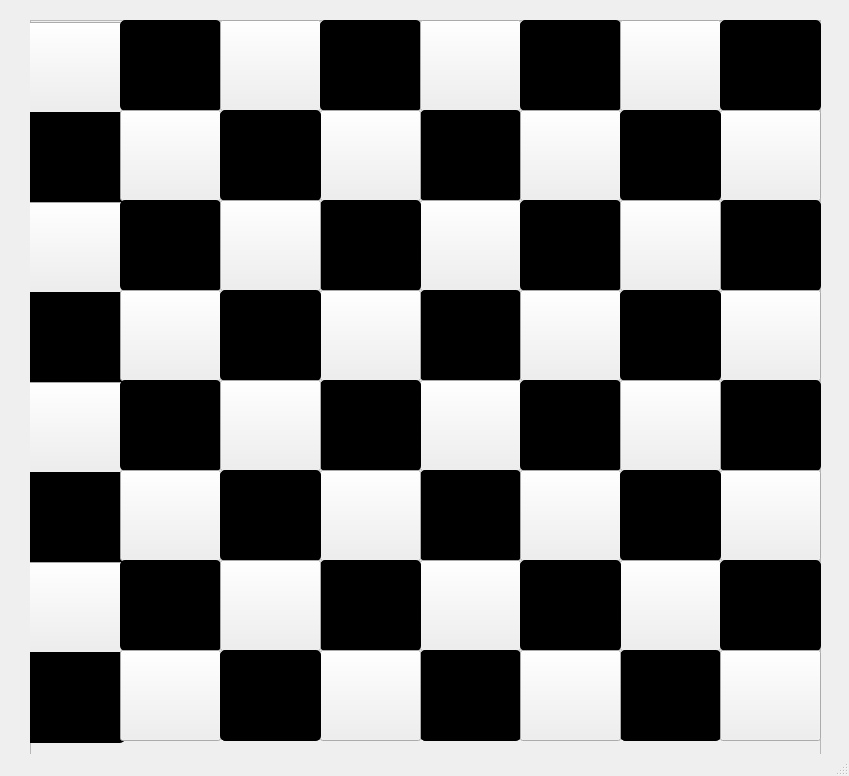
This is AjedrezQmake/mainwindow.ui in NeiNeiP1/chess-Class-T as Qt 5 draws it before an edit. The edited form follows.
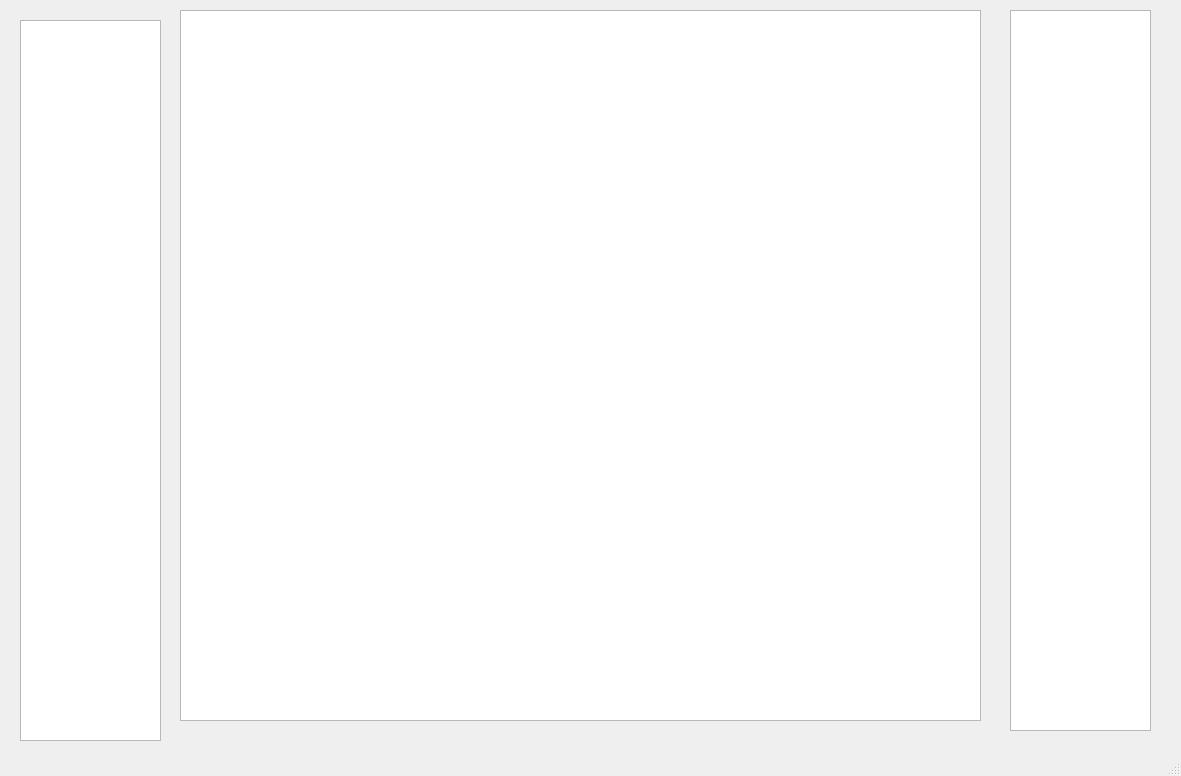
This is the edited form. Icons and pictures are not drawn. Custom widgets are drawn as their Qt base class.

Patch:
```diff
--- a/AjedrezQmake/mainwindow.ui
+++ b/AjedrezQmake/mainwindow.ui
@@ -6,7 +6,7 @@
    <rect>
     <x>0</x>
     <y>0</y>
-    <width>849</width>
+    <width>1181</width>
     <height>776</height>
    </rect>
   </property>
@@ -22,1068 +22,46 @@
    <property name="enabled">
     <bool>true</bool>
    </property>
-   <widget class="QFrame" name="frame">
+   <widget class="QListWidget" name="listWidget">
     <property name="geometry">
      <rect>
-      <x>30</x>
+      <x>20</x>
       <y>20</y>
-      <width>791</width>
-      <height>771</height>
+      <width>141</width>
+      <height>721</height>
      </rect>
     </property>
-    <property name="frameShape">
-     <enum>QFrame::StyledPanel</enum>
+   </widget>
+   <widget class="QListWidget" name="listWidget_2">
+    <property name="geometry">
+     <rect>
+      <x>1010</x>
+      <y>10</y>
+      <width>141</width>
+      <height>721</height>
+     </rect>
     </property>
-    <property name="frameShadow">
-     <enum>QFrame::Raised</enum>
+   </widget>
+   <widget class="Board" name="listWidget_3">
+    <property name="geometry">
+     <rect>
+      <x>180</x>
+      <y>10</y>
+      <width>801</width>
+      <height>711</height>
+     </rect>
     </property>
-    <widget class="QPushButton" name="pushButton">
-     <property name="geometry">
-      <rect>
-       <x>-6</x>
-       <y>2</y>
-       <width>101</width>
-       <height>91</height>
-      </rect>
-     </property>
-     <property name="autoFillBackground">
-      <bool>false</bool>
-     </property>
-     <property name="styleSheet">
-      <string notr="true"/>
-     </property>
-     <property name="text">
-      <string/>
-     </property>
-    </widget>
-    <widget class="QPushButton" name="pushButton_2">
-     <property name="geometry">
-      <rect>
-       <x>90</x>
-       <y>0</y>
-       <width>101</width>
-       <height>91</height>
-      </rect>
-     </property>
-     <property name="font">
-      <font>
-       <weight>50</weight>
-       <bold>false</bold>
-       <strikeout>false</strikeout>
-      </font>
-     </property>
-     <property name="mouseTracking">
-      <bool>false</bool>
-     </property>
-     <property name="acceptDrops">
-      <bool>false</bool>
-     </property>
-     <property name="styleSheet">
-      <string notr="true">QPushButton {
-     background-color: #000000; border: 1px solid black;
-     border-radius: 5px;
-}</string>
-     </property>
-     <property name="text">
-      <string/>
-     </property>
-    </widget>
-    <widget class="QPushButton" name="pushButton_3">
-     <property name="geometry">
-      <rect>
-       <x>190</x>
-       <y>0</y>
-       <width>101</width>
-       <height>91</height>
-      </rect>
-     </property>
-     <property name="text">
-      <string/>
-     </property>
-    </widget>
-    <widget class="QPushButton" name="pushButton_4">
-     <property name="geometry">
-      <rect>
-       <x>290</x>
-       <y>0</y>
-       <width>101</width>
-       <height>91</height>
-      </rect>
-     </property>
-     <property name="styleSheet">
-      <string notr="true">QPushButton {
-     background-color: #000000; border: 1px solid black;
-     border-radius: 5px;
-}</string>
-     </property>
-     <property name="text">
-      <string/>
-     </property>
-    </widget>
-    <widget class="QPushButton" name="pushButton_5">
-     <property name="geometry">
-      <rect>
-       <x>390</x>
-       <y>0</y>
-       <width>101</width>
-       <height>91</height>
-      </rect>
-     </property>
-     <property name="text">
-      <string/>
-     </property>
-    </widget>
-    <widget class="QPushButton" name="pushButton_6">
-     <property name="geometry">
-      <rect>
-       <x>490</x>
-       <y>0</y>
-       <width>101</width>
-       <height>91</height>
-      </rect>
-     </property>
-     <property name="styleSheet">
-      <string notr="true">QPushButton {
-     background-color: #000000; border: 1px solid black;
-     border-radius: 5px;
-}</string>
-     </property>
-     <property name="text">
-      <string/>
-     </property>
-    </widget>
-    <widget class="QPushButton" name="pushButton_7">
-     <property name="geometry">
-      <rect>
-       <x>590</x>
-       <y>0</y>
-       <width>101</width>
-       <height>91</height>
-      </rect>
-     </property>
-     <property name="text">
-      <string/>
-     </property>
-    </widget>
-    <widget class="QPushButton" name="pushButton_8">
-     <property name="geometry">
-      <rect>
-       <x>690</x>
-       <y>0</y>
-       <width>101</width>
-       <height>91</height>
-      </rect>
-     </property>
-     <property name="styleSheet">
-      <string notr="true">QPushButton {
-     background-color: #000000; border: 1px solid black;
-     border-radius: 5px;
-}</string>
-     </property>
-     <property name="text">
-      <string/>
-     </property>
-    </widget>
-    <widget class="QPushButton" name="pushButton_9">
-     <property name="geometry">
-      <rect>
-       <x>390</x>
-       <y>90</y>
-       <width>101</width>
-       <height>91</height>
-      </rect>
-     </property>
-     <property name="styleSheet">
-      <string notr="true">QPushButton {
-     background-color: #000000; border: 1px solid black;
-     border-radius: 5px;
-}</string>
-     </property>
-     <property name="text">
-      <string/>
-     </property>
-    </widget>
-    <widget class="QPushButton" name="pushButton_10">
-     <property name="geometry">
-      <rect>
-       <x>490</x>
-       <y>90</y>
-       <width>101</width>
-       <height>91</height>
-      </rect>
-     </property>
-     <property name="text">
-      <string/>
-     </property>
-    </widget>
-    <widget class="QPushButton" name="pushButton_11">
-     <property name="geometry">
-      <rect>
-       <x>290</x>
-       <y>90</y>
-       <width>101</width>
-       <height>91</height>
-      </rect>
-     </property>
-     <property name="text">
-      <string/>
-     </property>
-    </widget>
-    <widget class="QPushButton" name="pushButton_12">
-     <property name="geometry">
-      <rect>
-       <x>-6</x>
-       <y>92</y>
-       <width>101</width>
-       <height>91</height>
-      </rect>
-     </property>
-     <property name="styleSheet">
-      <string notr="true">QPushButton {
-     background-color: #000000; border: 1px solid black;
-     border-radius: 5px;
-}</string>
-     </property>
-     <property name="text">
-      <string/>
-     </property>
-    </widget>
-    <widget class="QPushButton" name="pushButton_13">
-     <property name="geometry">
-      <rect>
-       <x>690</x>
-       <y>90</y>
-       <width>101</width>
-       <height>91</height>
-      </rect>
-     </property>
-     <property name="text">
-      <string/>
-     </property>
-    </widget>
-    <widget class="QPushButton" name="pushButton_14">
-     <property name="geometry">
-      <rect>
-       <x>90</x>
-       <y>90</y>
-       <width>101</width>
-       <height>91</height>
-      </rect>
-     </property>
-     <property name="text">
-      <string/>
-     </property>
-    </widget>
-    <widget class="QPushButton" name="pushButton_15">
-     <property name="geometry">
-      <rect>
-       <x>590</x>
-       <y>90</y>
-       <width>101</width>
-       <height>91</height>
-      </rect>
-     </property>
-     <property name="styleSheet">
-      <string notr="true">QPushButton {
-     background-color: #000000; border: 1px solid black;
-     border-radius: 5px;
-}</string>
-     </property>
-     <property name="text">
-      <string/>
-     </property>
-    </widget>
-    <widget class="QPushButton" name="pushButton_16">
-     <property name="geometry">
-      <rect>
-       <x>190</x>
-       <y>90</y>
-       <width>101</width>
-       <height>91</height>
-      </rect>
-     </property>
-     <property name="styleSheet">
-      <string notr="true">QPushButton {
-     background-color: #000000; border: 1px solid black;
-     border-radius: 5px;
-}</string>
-     </property>
-     <property name="text">
-      <string/>
-     </property>
-    </widget>
-    <widget class="QPushButton" name="pushButton_17">
-     <property name="geometry">
-      <rect>
-       <x>390</x>
-       <y>180</y>
-       <width>101</width>
-       <height>91</height>
-      </rect>
-     </property>
-     <property name="text">
-      <string/>
-     </property>
-    </widget>
-    <widget class="QPushButton" name="pushButton_18">
-     <property name="geometry">
-      <rect>
-       <x>490</x>
-       <y>180</y>
-       <width>101</width>
-       <height>91</height>
-      </rect>
-     </property>
-     <property name="styleSheet">
-      <string notr="true">QPushButton {
-     background-color: #000000; border: 1px solid black;
-     border-radius: 5px;
-}</string>
-     </property>
-     <property name="text">
-      <string/>
-     </property>
-    </widget>
-    <widget class="QPushButton" name="pushButton_19">
-     <property name="geometry">
-      <rect>
-       <x>290</x>
-       <y>180</y>
-       <width>101</width>
-       <height>91</height>
-      </rect>
-     </property>
-     <property name="styleSheet">
-      <string notr="true">QPushButton {
-     background-color: #000000; border: 1px solid black;
-     border-radius: 5px;
-}</string>
-     </property>
-     <property name="text">
-      <string/>
-     </property>
-    </widget>
-    <widget class="QPushButton" name="pushButton_20">
-     <property name="geometry">
-      <rect>
-       <x>-6</x>
-       <y>182</y>
-       <width>101</width>
-       <height>91</height>
-      </rect>
-     </property>
-     <property name="text">
-      <string/>
-     </property>
-    </widget>
-    <widget class="QPushButton" name="pushButton_21">
-     <property name="geometry">
-      <rect>
-       <x>690</x>
-       <y>180</y>
-       <width>101</width>
-       <height>91</height>
-      </rect>
-     </property>
-     <property name="styleSheet">
-      <string notr="true">QPushButton {
-     background-color: #000000; border: 1px solid black;
-     border-radius: 5px;
-}</string>
-     </property>
-     <property name="text">
-      <string/>
-     </property>
-    </widget>
-    <widget class="QPushButton" name="pushButton_22">
-     <property name="geometry">
-      <rect>
-       <x>90</x>
-       <y>180</y>
-       <width>101</width>
-       <height>91</height>
-      </rect>
-     </property>
-     <property name="styleSheet">
-      <string notr="true">QPushButton {
-     background-color: #000000; border: 1px solid black;
-     border-radius: 5px;
-}</string>
-     </property>
-     <property name="text">
-      <string/>
-     </property>
-    </widget>
-    <widget class="QPushButton" name="pushButton_23">
-     <property name="geometry">
-      <rect>
-       <x>590</x>
-       <y>180</y>
-       <width>101</width>
-       <height>91</height>
-      </rect>
-     </property>
-     <property name="text">
-      <string/>
-     </property>
-    </widget>
-    <widget class="QPushButton" name="pushButton_24">
-     <property name="geometry">
-      <rect>
-       <x>190</x>
-       <y>180</y>
-       <width>101</width>
-       <height>91</height>
-      </rect>
-     </property>
-     <property name="text">
-      <string/>
-     </property>
-    </widget>
-    <widget class="QPushButton" name="pushButton_25">
-     <property name="geometry">
-      <rect>
-       <x>390</x>
-       <y>270</y>
-       <width>101</width>
-       <height>91</height>
-      </rect>
-     </property>
-     <property name="styleSheet">
-      <string notr="true">QPushButton {
-     background-color: #000000; border: 1px solid black;
-     border-radius: 5px;
-}</string>
-     </property>
-     <property name="text">
-      <string/>
-     </property>
-    </widget>
-    <widget class="QPushButton" name="pushButton_26">
-     <property name="geometry">
-      <rect>
-       <x>490</x>
-       <y>270</y>
-       <width>101</width>
-       <height>91</height>
-      </rect>
-     </property>
-     <property name="text">
-      <string/>
-     </property>
-    </widget>
-    <widget class="QPushButton" name="pushButton_27">
-     <property name="geometry">
-      <rect>
-       <x>290</x>
-       <y>270</y>
-       <width>101</width>
-       <height>91</height>
-      </rect>
-     </property>
-     <property name="text">
-      <string/>
-     </property>
-    </widget>
-    <widget class="QPushButton" name="pushButton_28">
-     <property name="geometry">
-      <rect>
-       <x>-6</x>
-       <y>272</y>
-       <width>101</width>
-       <height>91</height>
-      </rect>
-     </property>
-     <property name="styleSheet">
-      <string notr="true">QPushButton {
-     background-color: #000000; border: 1px solid black;
-     border-radius: 5px;
-}</string>
-     </property>
-     <property name="text">
-      <string/>
-     </property>
-    </widget>
-    <widget class="QPushButton" name="pushButton_29">
-     <property name="geometry">
-      <rect>
-       <x>690</x>
-       <y>270</y>
-       <width>101</width>
-       <height>91</height>
-      </rect>
-     </property>
-     <property name="text">
-      <string/>
-     </property>
-    </widget>
-    <widget class="QPushButton" name="pushButton_30">
-     <property name="geometry">
-      <rect>
-       <x>90</x>
-       <y>270</y>
-       <width>101</width>
-       <height>91</height>
-      </rect>
-     </property>
-     <property name="text">
-      <string/>
-     </property>
-    </widget>
-    <widget class="QPushButton" name="pushButton_31">
-     <property name="geometry">
-      <rect>
-       <x>590</x>
-       <y>270</y>
-       <width>101</width>
-       <height>91</height>
-      </rect>
-     </property>
-     <property name="styleSheet">
-      <string notr="true">QPushButton {
-     background-color: #000000; border: 1px solid black;
-     border-radius: 5px;
-}</string>
-     </property>
-     <property name="text">
-      <string/>
-     </property>
-    </widget>
-    <widget class="QPushButton" name="pushButton_32">
-     <property name="geometry">
-      <rect>
-       <x>190</x>
-       <y>270</y>
-       <width>101</width>
-       <height>91</height>
-      </rect>
-     </property>
-     <property name="styleSheet">
-      <string notr="true">QPushButton {
-     background-color: #000000; border: 1px solid black;
-     border-radius: 5px;
-}</string>
-     </property>
-     <property name="text">
-      <string/>
-     </property>
-    </widget>
-    <widget class="QPushButton" name="pushButton_33">
-     <property name="geometry">
-      <rect>
-       <x>390</x>
-       <y>360</y>
-       <width>101</width>
-       <height>91</height>
-      </rect>
-     </property>
-     <property name="text">
-      <string/>
-     </property>
-    </widget>
-    <widget class="QPushButton" name="pushButton_34">
-     <property name="geometry">
-      <rect>
-       <x>490</x>
-       <y>360</y>
-       <width>101</width>
-       <height>91</height>
-      </rect>
-     </property>
-     <property name="styleSheet">
-      <string notr="true">QPushButton {
-     background-color: #000000; border: 1px solid black;
-     border-radius: 5px;
-}</string>
-     </property>
-     <property name="text">
-      <string/>
-     </property>
-    </widget>
-    <widget class="QPushButton" name="pushButton_35">
-     <property name="geometry">
-      <rect>
-       <x>290</x>
-       <y>360</y>
-       <width>101</width>
-       <height>91</height>
-      </rect>
-     </property>
-     <property name="styleSheet">
-      <string notr="true">QPushButton {
-     background-color: #000000; border: 1px solid black;
-     border-radius: 5px;
-}</string>
-     </property>
-     <property name="text">
-      <string/>
-     </property>
-    </widget>
-    <widget class="QPushButton" name="pushButton_36">
-     <property name="geometry">
-      <rect>
-       <x>-6</x>
-       <y>362</y>
-       <width>101</width>
-       <height>91</height>
-      </rect>
-     </property>
-     <property name="text">
-      <string/>
-     </property>
-    </widget>
-    <widget class="QPushButton" name="pushButton_37">
-     <property name="geometry">
-      <rect>
-       <x>690</x>
-       <y>360</y>
-       <width>101</width>
-       <height>91</height>
-      </rect>
-     </property>
-     <property name="styleSheet">
-      <string notr="true">QPushButton {
-     background-color: #000000; border: 1px solid black;
-     border-radius: 5px;
-}</string>
-     </property>
-     <property name="text">
-      <string/>
-     </property>
-    </widget>
-    <widget class="QPushButton" name="pushButton_38">
-     <property name="geometry">
-      <rect>
-       <x>90</x>
-       <y>360</y>
-       <width>101</width>
-       <height>91</height>
-      </rect>
-     </property>
-     <property name="styleSheet">
-      <string notr="true">QPushButton {
-     background-color: #000000; border: 1px solid black;
-     border-radius: 5px;
-}</string>
-     </property>
-     <property name="text">
-      <string/>
-     </property>
-    </widget>
-    <widget class="QPushButton" name="pushButton_39">
-     <property name="geometry">
-      <rect>
-       <x>590</x>
-       <y>360</y>
-       <width>101</width>
-       <height>91</height>
-      </rect>
-     </property>
-     <property name="text">
-      <string/>
-     </property>
-    </widget>
-    <widget class="QPushButton" name="pushButton_40">
-     <property name="geometry">
-      <rect>
-       <x>190</x>
-       <y>360</y>
-       <width>101</width>
-       <height>91</height>
-      </rect>
-     </property>
-     <property name="text">
-      <string/>
-     </property>
-    </widget>
-    <widget class="QPushButton" name="pushButton_41">
-     <property name="geometry">
-      <rect>
-       <x>390</x>
-       <y>450</y>
-       <width>101</width>
-       <height>91</height>
-      </rect>
-     </property>
-     <property name="styleSheet">
-      <string notr="true">QPushButton {
-     background-color: #000000; border: 1px solid black;
-     border-radius: 5px;
-}</string>
-     </property>
-     <property name="text">
-      <string/>
-     </property>
-    </widget>
-    <widget class="QPushButton" name="pushButton_42">
-     <property name="geometry">
-      <rect>
-       <x>490</x>
-       <y>450</y>
-       <width>101</width>
-       <height>91</height>
-      </rect>
-     </property>
-     <property name="text">
-      <string/>
-     </property>
-    </widget>
-    <widget class="QPushButton" name="pushButton_43">
-     <property name="geometry">
-      <rect>
-       <x>290</x>
-       <y>450</y>
-       <width>101</width>
-       <height>91</height>
-      </rect>
-     </property>
-     <property name="text">
-      <string/>
-     </property>
-    </widget>
-    <widget class="QPushButton" name="pushButton_44">
-     <property name="geometry">
-      <rect>
-       <x>-6</x>
-       <y>452</y>
-       <width>101</width>
-       <height>91</height>
-      </rect>
-     </property>
-     <property name="styleSheet">
-      <string notr="true">QPushButton {
-     background-color: #000000; border: 1px solid black;
-     border-radius: 5px;
-}</string>
-     </property>
-     <property name="text">
-      <string/>
-     </property>
-    </widget>
-    <widget class="QPushButton" name="pushButton_45">
-     <property name="geometry">
-      <rect>
-       <x>690</x>
-       <y>450</y>
-       <width>101</width>
-       <height>91</height>
-      </rect>
-     </property>
-     <property name="text">
-      <string/>
-     </property>
-    </widget>
-    <widget class="QPushButton" name="pushButton_46">
-     <property name="geometry">
-      <rect>
-       <x>90</x>
-       <y>450</y>
-       <width>101</width>
-       <height>91</height>
-      </rect>
-     </property>
-     <property name="text">
-      <string/>
-     </property>
-    </widget>
-    <widget class="QPushButton" name="pushButton_47">
-     <property name="geometry">
-      <rect>
-       <x>590</x>
-       <y>450</y>
-       <width>101</width>
-       <height>91</height>
-      </rect>
-     </property>
-     <property name="styleSheet">
-      <string notr="true">QPushButton {
-     background-color: #000000; border: 1px solid black;
-     border-radius: 5px;
-}</string>
-     </property>
-     <property name="text">
-      <string/>
-     </property>
-    </widget>
-    <widget class="QPushButton" name="pushButton_48">
-     <property name="geometry">
-      <rect>
-       <x>190</x>
-       <y>450</y>
-       <width>101</width>
-       <height>91</height>
-      </rect>
-     </property>
-     <property name="styleSheet">
-      <string notr="true">QPushButton {
-     background-color: #000000; border: 1px solid black;
-     border-radius: 5px;
-}</string>
-     </property>
-     <property name="text">
-      <string/>
-     </property>
-    </widget>
-    <widget class="QPushButton" name="pushButton_49">
-     <property name="geometry">
-      <rect>
-       <x>390</x>
-       <y>540</y>
-       <width>101</width>
-       <height>91</height>
-      </rect>
-     </property>
-     <property name="text">
-      <string/>
-     </property>
-    </widget>
-    <widget class="QPushButton" name="pushButton_50">
-     <property name="geometry">
-      <rect>
-       <x>-6</x>
-       <y>542</y>
-       <width>101</width>
-       <height>91</height>
-      </rect>
-     </property>
-     <property name="text">
-      <string/>
-     </property>
-    </widget>
-    <widget class="QPushButton" name="pushButton_51">
-     <property name="geometry">
-      <rect>
-       <x>290</x>
-       <y>540</y>
-       <width>101</width>
-       <height>91</height>
-      </rect>
-     </property>
-     <property name="styleSheet">
-      <string notr="true">QPushButton {
-     background-color: #000000; border: 1px solid black;
-     border-radius: 5px;
-}</string>
-     </property>
-     <property name="text">
-      <string/>
-     </property>
-    </widget>
-    <widget class="QPushButton" name="pushButton_52">
-     <property name="geometry">
-      <rect>
-       <x>90</x>
-       <y>540</y>
-       <width>101</width>
-       <height>91</height>
-      </rect>
-     </property>
-     <property name="styleSheet">
-      <string notr="true">QPushButton {
-     background-color: #000000; border: 1px solid black;
-     border-radius: 5px;
-}</string>
-     </property>
-     <property name="text">
-      <string/>
-     </property>
-    </widget>
-    <widget class="QPushButton" name="pushButton_53">
-     <property name="geometry">
-      <rect>
-       <x>190</x>
-       <y>540</y>
-       <width>101</width>
-       <height>91</height>
-      </rect>
-     </property>
-     <property name="text">
-      <string/>
-     </property>
-    </widget>
-    <widget class="QPushButton" name="pushButton_54">
-     <property name="geometry">
-      <rect>
-       <x>590</x>
-       <y>540</y>
-       <width>101</width>
-       <height>91</height>
-      </rect>
-     </property>
-     <property name="text">
-      <string/>
-     </property>
-    </widget>
-    <widget class="QPushButton" name="pushButton_55">
-     <property name="geometry">
-      <rect>
-       <x>690</x>
-       <y>540</y>
-       <width>101</width>
-       <height>91</height>
-      </rect>
-     </property>
-     <property name="styleSheet">
-      <string notr="true">QPushButton {
-     background-color: #000000; border: 1px solid black;
-     border-radius: 5px;
-}</string>
-     </property>
-     <property name="text">
-      <string/>
-     </property>
-    </widget>
-    <widget class="QPushButton" name="pushButton_56">
-     <property name="geometry">
-      <rect>
-       <x>490</x>
-       <y>540</y>
-       <width>101</width>
-       <height>91</height>
-      </rect>
-     </property>
-     <property name="styleSheet">
-      <string notr="true">QPushButton {
-     background-color: #000000; border: 1px solid black;
-     border-radius: 5px;
-}</string>
-     </property>
-     <property name="text">
-      <string/>
-     </property>
-    </widget>
-    <widget class="QPushButton" name="pushButton_57">
-     <property name="geometry">
-      <rect>
-       <x>390</x>
-       <y>630</y>
-       <width>101</width>
-       <height>91</height>
-      </rect>
-     </property>
-     <property name="styleSheet">
-      <string notr="true">QPushButton {
-     background-color: #000000; border: 1px solid black;
-     border-radius: 5px;
-}</string>
-     </property>
-     <property name="text">
-      <string/>
-     </property>
-    </widget>
-    <widget class="QPushButton" name="pushButton_58">
-     <property name="geometry">
-      <rect>
-       <x>-6</x>
-       <y>632</y>
-       <width>101</width>
-       <height>91</height>
-      </rect>
-     </property>
-     <property name="styleSheet">
-      <string notr="true">QPushButton {
-     background-color: #000000; border: 1px solid black;
-     border-radius: 5px;
-}</string>
-     </property>
-     <property name="text">
-      <string/>
-     </property>
-    </widget>
-    <widget class="QPushButton" name="pushButton_59">
-     <property name="geometry">
-      <rect>
-       <x>290</x>
-       <y>630</y>
-       <width>101</width>
-       <height>91</height>
-      </rect>
-     </property>
-     <property name="text">
-      <string/>
-     </property>
-    </widget>
-    <widget class="QPushButton" name="pushButton_60">
-     <property name="geometry">
-      <rect>
-       <x>90</x>
-       <y>630</y>
-       <width>101</width>
-       <height>91</height>
-      </rect>
-     </property>
-     <property name="text">
-      <string/>
-     </property>
-    </widget>
-    <widget class="QPushButton" name="pushButton_61">
-     <property name="geometry">
-      <rect>
-       <x>190</x>
-       <y>630</y>
-       <width>101</width>
-       <height>91</height>
-      </rect>
-     </property>
-     <property name="styleSheet">
-      <string notr="true">QPushButton {
-     background-color: #000000; border: 1px solid black;
-     border-radius: 5px;
-}</string>
-     </property>
-     <property name="text">
-      <string/>
-     </property>
-    </widget>
-    <widget class="QPushButton" name="pushButton_62">
-     <property name="geometry">
-      <rect>
-       <x>590</x>
-       <y>630</y>
-       <width>101</width>
-       <height>91</height>
-      </rect>
-     </property>
-     <property name="styleSheet">
-      <string notr="true">QPushButton {
-     background-color: #000000; border: 1px solid black;
-     border-radius: 5px;
-}</string>
-     </property>
-     <property name="text">
-      <string/>
-     </property>
-    </widget>
-    <widget class="QPushButton" name="pushButton_63">
-     <property name="geometry">
-      <rect>
-       <x>690</x>
-       <y>630</y>
-       <width>101</width>
-       <height>91</height>
-      </rect>
-     </property>
-     <property name="text">
-      <string/>
-     </property>
-    </widget>
-    <widget class="QPushButton" name="pushButton_64">
-     <property name="geometry">
-      <rect>
-       <x>490</x>
-       <y>630</y>
-       <width>101</width>
-       <height>91</height>
-      </rect>
-     </property>
-     <property name="text">
-      <string/>
-     </property>
-    </widget>
    </widget>
   </widget>
   <widget class="QStatusBar" name="statusbar"/>
  </widget>
+ <customwidgets>
+  <customwidget>
+   <class>Board</class>
+   <extends>QListWidget</extends>
+   <header location="global">board.h</header>
+  </customwidget>
+ </customwidgets>
  <resources/>
  <connections/>
 </ui>
```
